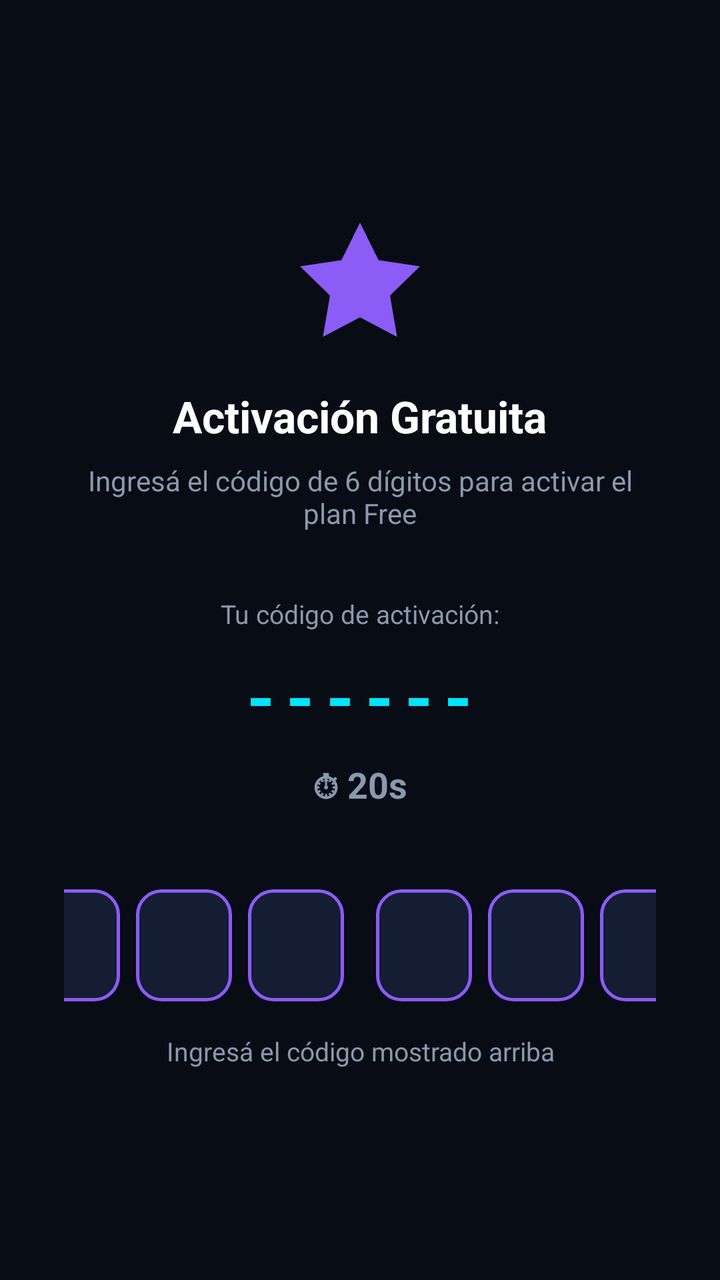
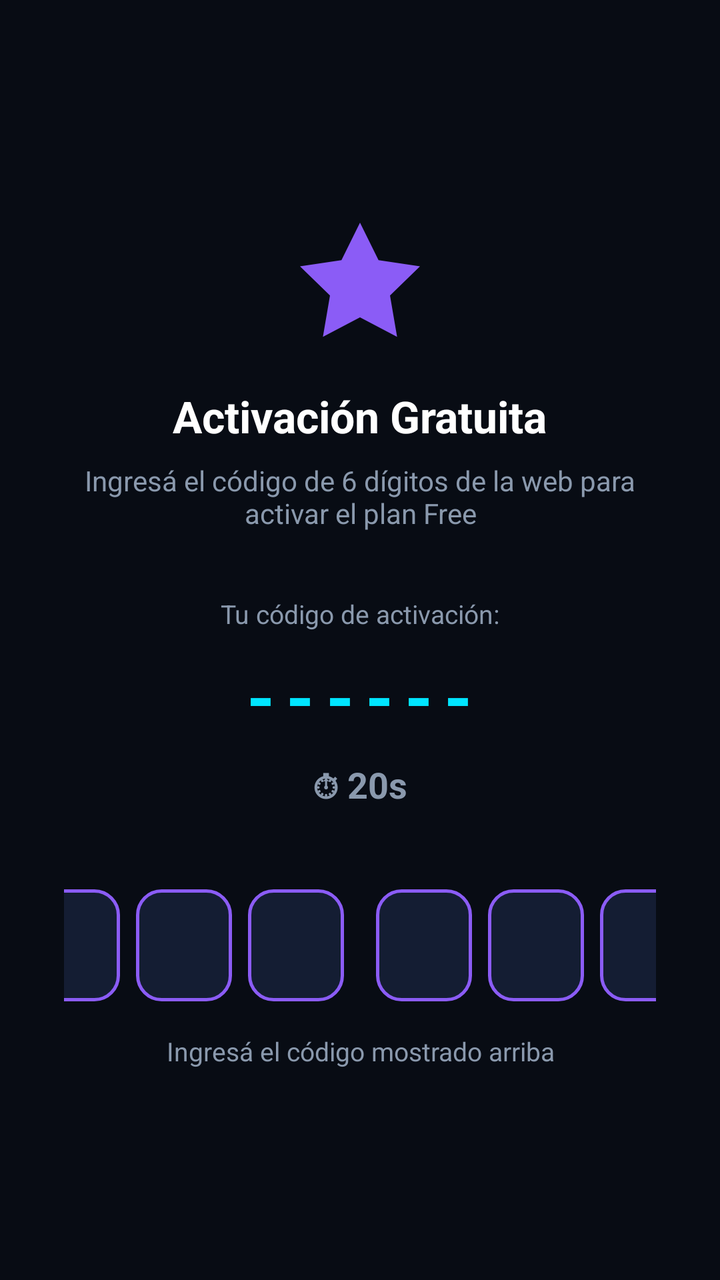

Two renders of the same Android screen: before a commit and after it. Below are the layout's source before the change and the commit's diff.
<!-- AndroidManifest.xml: application theme Theme.Tvxargtec -->
<!-- res/layout/activity_activation.xml -->
<?xml version="1.0" encoding="utf-8"?>
<LinearLayout xmlns:android="http://schemas.android.com/apk/res/android"
    android:layout_width="match_parent"
    android:layout_height="match_parent"
    android:background="@color/bg_primary"
    android:gravity="center"
    android:orientation="vertical"
    android:padding="32dp">

    <ImageView
        android:layout_width="72dp"
        android:layout_height="72dp"
        android:layout_marginBottom="16dp"
        android:src="@drawable/ic_vip"
        android:tint="@color/brand_violet" />

    <TextView
        android:layout_width="wrap_content"
        android:layout_height="wrap_content"
        android:text="Activación Gratuita"
        android:textColor="@color/text_primary"
        android:textSize="22sp"
        android:textStyle="bold" />

    <TextView
        android:layout_width="wrap_content"
        android:layout_height="wrap_content"
        android:layout_marginTop="8dp"
        android:text="Ingresá el código de 6 dígitos para activar el plan Free"
        android:textColor="@color/text_secondary"
        android:textSize="14sp"
        android:gravity="center" />

    
    <TextView
        android:layout_width="wrap_content"
        android:layout_height="wrap_content"
        android:layout_marginTop="32dp"
        android:text="Tu código de activación:"
        android:textColor="@color/text_secondary"
        android:textSize="13sp" />

    <TextView
        android:id="@+id/tvDisplayCode"
        android:layout_width="wrap_content"
        android:layout_height="wrap_content"
        android:layout_marginTop="8dp"
        android:letterSpacing="0.15"
        android:text="------"
            android:textColor="@color/brand_cyan"
        android:textSize="36sp"
        android:textStyle="bold" />

    <TextView
        android:id="@+id/tvTimer"
        android:layout_width="wrap_content"
        android:layout_height="wrap_content"
        android:layout_marginTop="8dp"
        android:text="⏱ 20s"
        android:textColor="@color/text_secondary"
        android:textSize="18sp"
        android:textStyle="bold" />

    
    <LinearLayout
        android:layout_width="wrap_content"
        android:layout_height="wrap_content"
        android:layout_marginTop="40dp"
        android:gravity="center"
        android:orientation="horizontal">

        <EditText
            android:id="@+id/etCode1"
            android:layout_width="48dp"
            android:layout_height="56dp"
            android:layout_marginEnd="8dp"
            android:background="@drawable/bg_pin_box"
            android:gravity="center"
            android:inputType="number"
            android:maxLength="1"
            android:textColor="@color/text_primary"
            android:textSize="20sp"
            android:textStyle="bold" />

        <EditText
            android:id="@+id/etCode2"
            android:layout_width="48dp"
            android:layout_height="56dp"
            android:layout_marginEnd="8dp"
            android:background="@drawable/bg_pin_box"
            android:gravity="center"
            android:inputType="number"
            android:maxLength="1"
            android:textColor="@color/text_primary"
            android:textSize="20sp"
            android:textStyle="bold" />

        <EditText
            android:id="@+id/etCode3"
            android:layout_width="48dp"
            android:layout_height="56dp"
            android:layout_marginEnd="16dp"
            android:background="@drawable/bg_pin_box"
            android:gravity="center"
            android:inputType="number"
            android:maxLength="1"
            android:textColor="@color/text_primary"
            android:textSize="20sp"
            android:textStyle="bold" />

        <EditText
            android:id="@+id/etCode4"
            android:layout_width="48dp"
            android:layout_height="56dp"
            android:layout_marginEnd="8dp"
            android:background="@drawable/bg_pin_box"
            android:gravity="center"
            android:inputType="number"
            android:maxLength="1"
            android:textColor="@color/text_primary"
            android:textSize="20sp"
            android:textStyle="bold" />

        <EditText
            android:id="@+id/etCode5"
            android:layout_width="48dp"
            android:layout_height="56dp"
            android:layout_marginEnd="8dp"
            android:background="@drawable/bg_pin_box"
            android:gravity="center"
            android:inputType="number"
            android:maxLength="1"
            android:textColor="@color/text_primary"
            android:textSize="20sp"
            android:textStyle="bold" />

        <EditText
            android:id="@+id/etCode6"
            android:layout_width="48dp"
            android:layout_height="56dp"
            android:background="@drawable/bg_pin_box"
            android:gravity="center"
            android:inputType="number"
            android:maxLength="1"
            android:textColor="@color/text_primary"
            android:textSize="20sp"
            android:textStyle="bold" />

    </LinearLayout>

    <TextView
        android:id="@+id/tvStatus"
        android:layout_width="wrap_content"
        android:layout_height="wrap_content"
        android:layout_marginTop="16dp"
        android:text="Ingresá el código mostrado arriba"
        android:textColor="@color/text_secondary"
        android:textSize="13sp"
        android:gravity="center" />

</LinearLayout>
<!-- resources referenced by this layout -->
<resources>
  <color name="bg_primary">#FF080C14</color>
  <color name="brand_cyan">#FF00E5FF</color>
  <color name="brand_violet">#FF8B5CF6</color>
  <color name="text_primary">#FFFFFFFF</color>
  <color name="text_secondary">#FF8A99AD</color>
  <!-- drawable bg_pin_box (drawable) -->
  <?xml version="1.0" encoding="utf-8"?>
  <shape xmlns:android="http://schemas.android.com/apk/res/android">
      <solid android:color="@color/bg_card" />
      <stroke android:width="1.5dp" android:color="@color/brand_violet" />
      <corners android:radius="12dp" />
  </shape>
  <!-- drawable ic_vip (drawable) -->
  ﻿<vector xmlns:android="http://schemas.android.com/apk/res/android" android:width="24dp" android:height="24dp" android:viewportWidth="24" android:viewportHeight="24"><path android:fillColor="#FFD700" android:pathData="M12,2L15.09,8.26L22,9.27L17,14.14L18.18,21.02L12,17.77L5.82,21.02L7,14.14L2,9.27L8.91,8.26L12,2z"/></vector>
  <color name="bg_card">#FF141D33</color>
  <color name="brand_crimson">#FFEF0044</color>
  <color name="text_on_brand">#FFFFFFFF</color>
  <color name="semantic_error">#FFFF0033</color>
  <style name="Widget.Tvxargtec.Card" parent="Widget.MaterialComponents.CardView">
          <item name="cardBackgroundColor">@color/bg_card</item>
          <item name="cardCornerRadius">14dp</item> 
          <item name="cardElevation">6dp</item>
          <item name="cardMaxElevation">10dp</item>
          <item name="strokeColor">@color/border_card</item>
          <item name="strokeWidth">1dp</item> 
          <item name="contentPadding">0dp</item>
      </style>
  <style name="Widget.Tvxargtec.Button" parent="Widget.MaterialComponents.Button">
          <item name="cornerRadius">12dp</item> 
          <item name="backgroundTint">@color/brand_crimson</item>
          <item name="android:textColor">@color/text_on_brand</item>
          <item name="android:textAllCaps">false</item>
          <item name="android:fontFamily">sans-serif-medium</item>
          <item name="android:letterSpacing">0.04</item>
          <item name="android:stateListAnimator">@null</item>
      </style>
  <style name="Widget.Tvxargtec.BottomNav" parent="Widget.MaterialComponents.BottomNavigationView">
          <item name="backgroundTint">@color/bg_secondary</item>
          <item name="itemIconTint">@color/nav_color</item>
          <item name="itemTextColor">@color/nav_color</item>
          <item name="itemTextAppearanceActive">@style/Text.Tvxargtec.NavActive</item>
          <item name="itemTextAppearanceInactive">@style/Text.Tvxargtec.NavInactive</item>
          <item name="itemRippleColor">@color/brand_crimson</item> 
          <item name="elevation">16dp</item>
          <item name="labelVisibilityMode">labeled</item>
          <item name="menuGravity">center</item>
      </style>
  <color name="border_card">#1AFFFFFF</color>
  <color name="bg_secondary">#FF0F1626</color>
  <style name="Text.Tvxargtec.NavActive">
          <item name="android:textSize">12sp</item>
          <item name="android:fontFamily">sans-serif-medium</item>
      </style>
  <style name="Text.Tvxargtec.NavInactive">
          <item name="android:textSize">11sp</item>
      </style>
  <!-- unchanged entries left out for length: 1 -->
</resources>

<!-- the commit's change to res/layout/activity_activation.xml (unified diff, before → after) -->
@@ -26,13 +26,14 @@
         android:layout_width="wrap_content"
         android:layout_height="wrap_content"
         android:layout_marginTop="8dp"
-        android:text="Ingresá el código de 6 dígitos para activar el plan Free"
+        android:text="Ingresá el código de 6 dígitos de la web para activar el plan Free"
         android:textColor="@color/text_secondary"
         android:textSize="14sp"
         android:gravity="center" />
 
     
     <TextView
+        android:id="@+id/tvCodeLabel"
         android:layout_width="wrap_content"
         android:layout_height="wrap_content"
         android:layout_marginTop="32dp"
